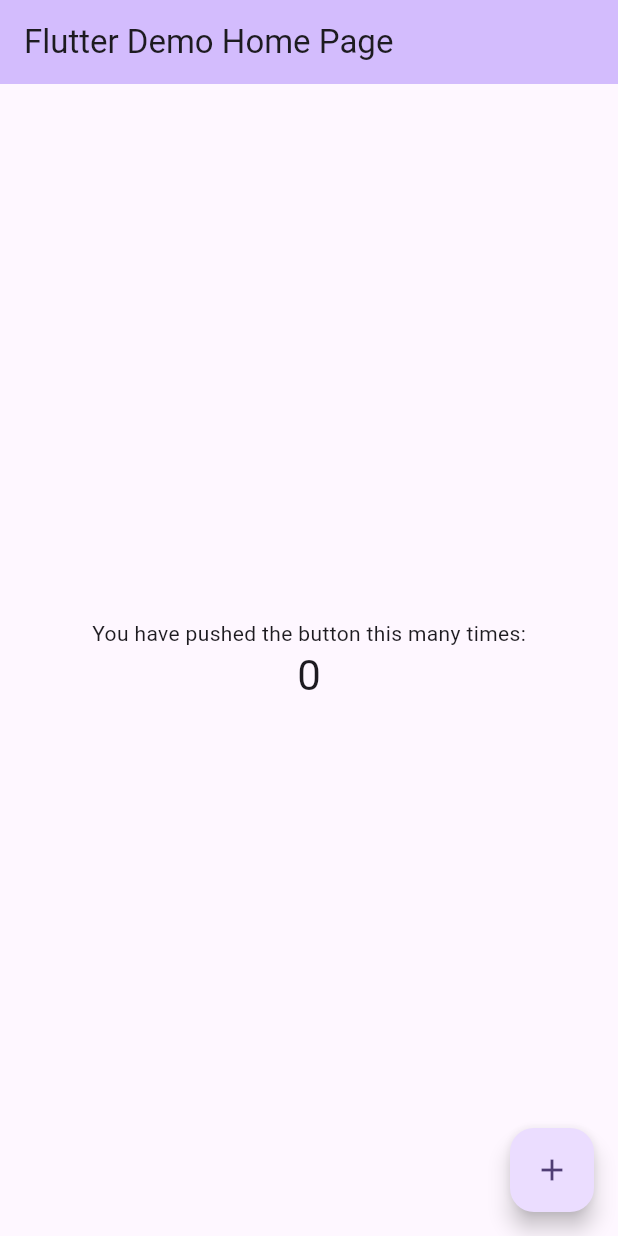
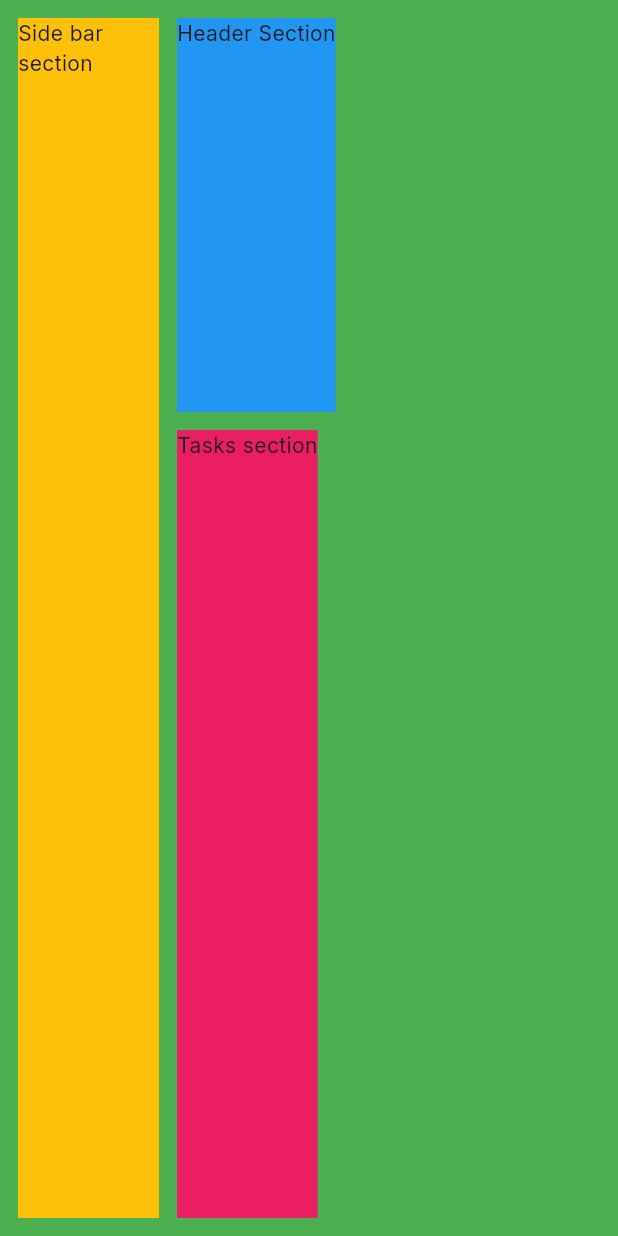
Before and after one commit to MyoThuKha/tasks, a Flutter app: the screen it shows after launch, on a phone screen of 412 x 824 dp. Run offline on Flutter 3.47's test engine with Material 3 defaults, Android fonts, the phone set to English and light mode, and no system bars; our stand-ins replace google_fonts.

Commit message:
[add] home screen colored layout

```diff
--- a/lib/main.dart
+++ b/lib/main.dart
@@ -1,4 +1,6 @@
 import 'package:flutter/material.dart';
+import 'package:google_fonts/google_fonts.dart';
+import 'package:tasks/ui/screens/home_screen.dart';
 
 void main() {
   runApp(const MyApp());
@@ -11,115 +13,12 @@ class MyApp extends StatelessWidget {
   @override
   Widget build(BuildContext context) {
     return MaterialApp(
-      title: 'Flutter Demo',
-      theme: ThemeData(
-        // This is the theme of your application.
-        //
-        // TRY THIS: Try running your application with "flutter run". You'll see
-        // the application has a purple toolbar. Then, without quitting the app,
-        // try changing the seedColor in the colorScheme below to Colors.green
-        // and then invoke "hot reload" (save your changes or press the "hot
-        // reload" button in a Flutter-supported IDE, or press "r" if you used
-        // the command line to start the app).
-        //
-        // Notice that the counter didn't reset back to zero; the application
-        // state is not lost during the reload. To reset the state, use hot
-        // restart instead.
-        //
-        // This works for code too, not just values: Most code changes can be
-        // tested with just a hot reload.
-        colorScheme: ColorScheme.fromSeed(seedColor: Colors.deepPurple),
-        useMaterial3: true,
-      ),
-      home: const MyHomePage(title: 'Flutter Demo Home Page'),
-    );
+        title: 'Flutter Demo',
+        theme: ThemeData(
+          fontFamily: GoogleFonts.inter().fontFamily,
+          colorScheme: ColorScheme.fromSeed(seedColor: Colors.deepPurple),
+          useMaterial3: true,
+        ),
+        home: const HomeScreen());
   }
 }
-
-class MyHomePage extends StatefulWidget {
-  const MyHomePage({super.key, required this.title});
-
-  // This widget is the home page of your application. It is stateful, meaning
-  // that it has a State object (defined below) that contains fields that affect
-  // how it looks.
-
-  // This class is the configuration for the state. It holds the values (in this
-  // case the title) provided by the parent (in this case the App widget) and
-  // used by the build method of the State. Fields in a Widget subclass are
-  // always marked "final".
-
-  final String title;
-
-  @override
-  State<MyHomePage> createState() => _MyHomePageState();
-}
-
-class _MyHomePageState extends State<MyHomePage> {
-  int _counter = 0;
-
-  void _incrementCounter() {
-    setState(() {
-      // This call to setState tells the Flutter framework that something has
-      // changed in this State, which causes it to rerun the build method below
-      // so that the display can reflect the updated values. If we changed
-      // _counter without calling setState(), then the build method would not be
-      // called again, and so nothing would appear to happen.
-      _counter++;
-    });
-  }
-
-  @override
-  Widget build(BuildContext context) {
-    // This method is rerun every time setState is called, for instance as done
-    // by the _incrementCounter method above.
-    //
-    // The Flutter framework has been optimized to make rerunning build methods
-    // fast, so that you can just rebuild anything that needs updating rather
-    // than having to individually change instances of widgets.
-    return Scaffold(
-      appBar: AppBar(
-        // TRY THIS: Try changing the color here to a specific color (to
-        // Colors.amber, perhaps?) and trigger a hot reload to see the AppBar
-        // change color while the other colors stay the same.
-        backgroundColor: Theme.of(context).colorScheme.inversePrimary,
-        // Here we take the value from the MyHomePage object that was created by
-        // the App.build method, and use it to set our appbar title.
-        title: Text(widget.title),
-      ),
-      body: Center(
-        // Center is a layout widget. It takes a single child and positions it
-        // in the middle of the parent.
-        child: Column(
-          // Column is also a layout widget. It takes a list of children and
-          // arranges them vertically. By default, it sizes itself to fit its
-          // children horizontally, and tries to be as tall as its parent.
-          //
-          // Column has various properties to control how it sizes itself and
-          // how it positions its children. Here we use mainAxisAlignment to
-          // center the children vertically; the main axis here is the vertical
-          // axis because Columns are vertical (the cross axis would be
-          // horizontal).
-          //
-          // TRY THIS: Invoke "debug painting" (choose the "Toggle Debug Paint"
-          // action in the IDE, or press "p" in the console), to see the
-          // wireframe for each widget.
-          mainAxisAlignment: MainAxisAlignment.center,
-          children: <Widget>[
-            const Text(
-              'You have pushed the button this many times:',
-            ),
-            Text(
-              '$_counter',
-              style: Theme.of(context).textTheme.headlineMedium,
-            ),
-          ],
-        ),
-      ),
-      floatingActionButton: FloatingActionButton(
-        onPressed: _incrementCounter,
-        tooltip: 'Increment',
-        child: const Icon(Icons.add),
-      ), // This trailing comma makes auto-formatting nicer for build methods.
-    );
-  }
-}
--- /dev/null
+++ b/lib/ui/screens/home_screen.dart
@@ -0,0 +1,60 @@
+import 'package:flutter/material.dart';
+
+class HomeScreen extends StatefulWidget {
+  const HomeScreen({super.key});
+
+  @override
+  State<HomeScreen> createState() => _HomeScreenState();
+}
+
+class _HomeScreenState extends State<HomeScreen> {
+  @override
+  Widget build(BuildContext context) {
+    return Scaffold(
+      body: Container(
+        padding: const EdgeInsets.all(12),
+        color: Colors.green,
+        child: Row(
+          children: [
+            Expanded(
+              child: Container(
+                color: Colors.amber,
+                child: Column(
+                  children: [Text("Side bar section")],
+                ),
+              ),
+            ),
+
+            gap,
+
+            // main body
+            Expanded(
+              flex: 3,
+              child: Column(
+                crossAxisAlignment: CrossAxisAlignment.start,
+                children: [
+                  Expanded(
+                    child: Container(
+                      color: Colors.blue,
+                      child: Text("Header Section"),
+                    ),
+                  ),
+                  gap,
+                  Expanded(
+                    flex: 2,
+                    child: Container(
+                      color: Colors.pink,
+                      child: Text("Tasks section"),
+                    ),
+                  )
+                ],
+              ),
+            ),
+          ],
+        ),
+      ),
+    );
+  }
+}
+
+const gap = SizedBox(width: 12, height: 12);
--- a/pubspec.yaml
+++ b/pubspec.yaml
@@ -35,6 +35,7 @@ dependencies:
   # The following adds the Cupertino Icons font to your application.
   # Use with the CupertinoIcons class for iOS style icons.
   cupertino_icons: ^1.0.8
+  google_fonts: ^6.2.1
 
 dev_dependencies:
   flutter_test:
```
Also changed, not shown: pubspec.lock.
